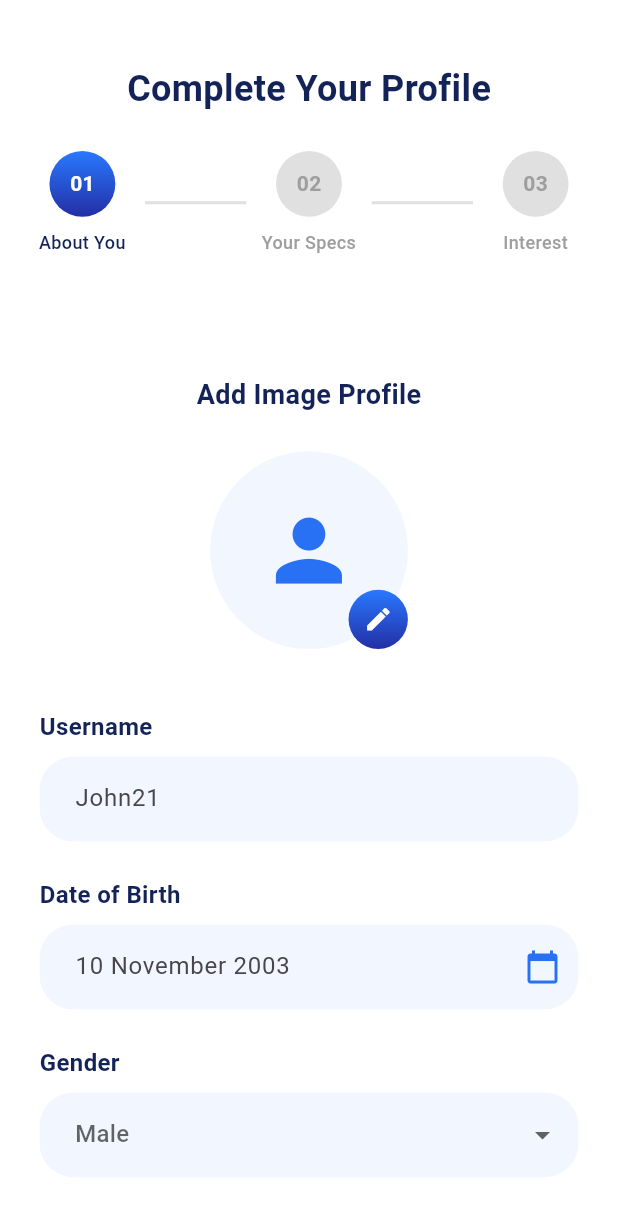
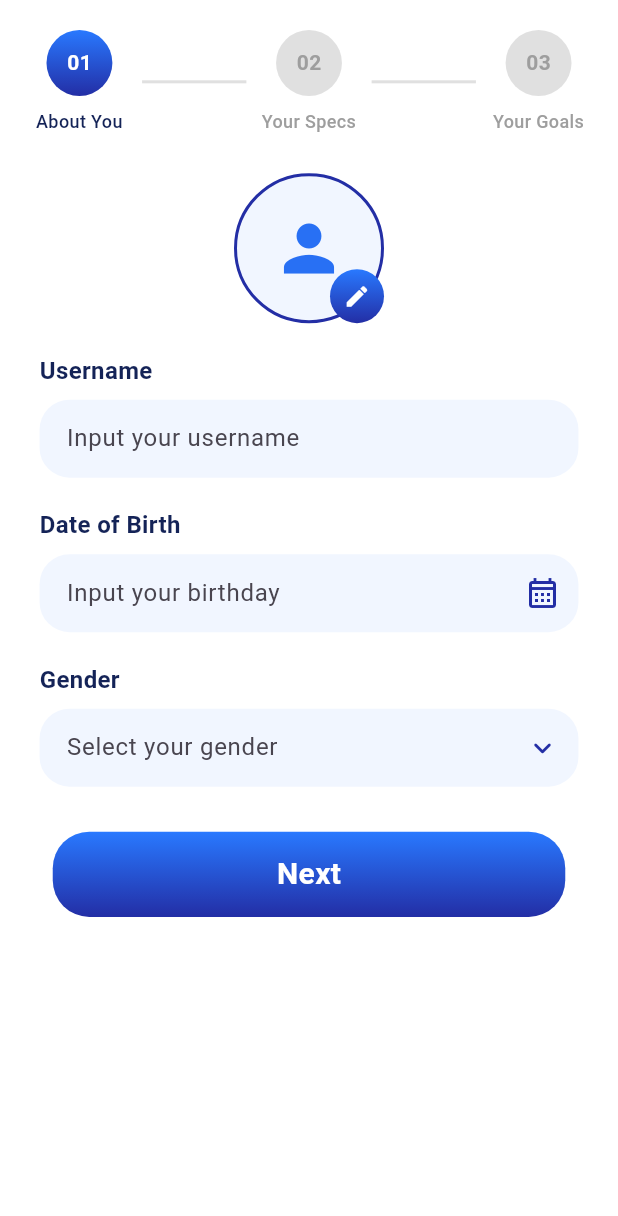
Before and after one commit to galihtra/turun, a Flutter app: the screen it shows once a user with an empty profile is signed in, on a phone screen of 412 x 824 dp. Shown: the top 1216 px of the screen. Run offline on Flutter 3.47's test engine with Material 3 defaults, Android fonts, the phone set to English and light mode, and no system bars; our stand-ins replace flutter_dotenv, flutter_easyloading, flutter_screenutil, flutter_svg, fluttertoast, gap and 5 more; accounts and stored records are empty; project files that could hold a hidden picture were left out.

Commit message:
add widget global in onboarding 1

```diff
--- /dev/null
+++ b/lib/base_widgets/appbar/custom_appbar.dart
@@ -0,0 +1,99 @@
+import 'package:flutter/material.dart';
+
+import '../../resources/colors_app.dart';
+import '../../resources/styles_app.dart';
+
+AppBar normalAppBar(String title, {bool automaticallyImplyLeading = true}) {
+  return AppBar(
+    elevation: 1,
+    automaticallyImplyLeading: true,
+    title: Text(
+      title,
+    ),
+  );
+}
+
+class IosAppBar extends StatelessWidget implements PreferredSizeWidget {
+  final String title;
+  final IconData? backIcon;
+  final Color? backgroundColor;
+  final double elevation;
+  final void Function()? onBackTap;
+  final List<Widget>? actions;
+  final bool? centerTitle;
+  final Color? txtColor;
+  final bool dontShowBackButton;
+
+  const IosAppBar({
+    super.key,
+    required this.title,
+    this.backIcon,
+    this.backgroundColor,
+    this.elevation = 0.8,
+    this.onBackTap,
+    this.actions,
+    this.centerTitle,
+    this.txtColor,  this.dontShowBackButton = false,
+  });
+
+  @override
+  Widget build(BuildContext context) {
+    return AppBar(
+      actions: actions,
+      centerTitle: centerTitle ?? false,
+      titleSpacing: 0,
+      elevation: elevation,
+      title: Text(
+        title,
+        style: AppStyles.label1Medium.copyWith(
+          color: txtColor ?? AppColors.black,
+        ),
+      ),
+      leading:
+      dontShowBackButton == false ?
+      IconButton(
+        padding: EdgeInsets.zero,
+        visualDensity: VisualDensity.compact,
+        icon: Icon(
+          backIcon ?? Icons.arrow_back_ios_rounded,
+          size: 20,
+          color: txtColor ?? AppColors.black,
+        ),
+        onPressed: onBackTap ??
+            () {
+              Navigator.pop(context);
+            },
+      ) : const SizedBox.shrink(),
+      backgroundColor: backgroundColor,
+    );
+  }
+
+  @override
+  Size get preferredSize => const Size.fromHeight(kToolbarHeight);
+}
+
+class CustomBigAppBar extends StatelessWidget implements PreferredSizeWidget {
+  final String title;
+  final Color? backgroundColor;
+  final List<Widget>? actions;
+
+  const CustomBigAppBar(
+      {super.key, required this.title, this.backgroundColor, this.actions});
+
+  @override
+  Widget build(BuildContext context) {
+    return AppBar(
+      titleSpacing: 24,
+      title: Text(
+        title,
+        style: AppStyles.title1SemiBold,
+      ),
+      centerTitle: false,
+      backgroundColor: backgroundColor,
+      actions: actions,
+    );
+  }
+
+  @override
+  Size get preferredSize => const Size.fromHeight(kToolbarHeight);
+}
--- /dev/null
+++ b/lib/base_widgets/image/custom_image_profile.dart
@@ -0,0 +1,84 @@
+import 'package:flutter/material.dart';
+import '../../resources/colors_app.dart';
+
+class CustomImageProfile extends StatelessWidget {
+  final double size;
+  final Color? backgroundColor;
+  final Widget? placeholder;
+  final ImageProvider? image;
+  final Widget? editIcon;
+  final VoidCallback? onEditTap;
+  final double editIconSize;
+  final Alignment editIconAlignment;
+  final bool showEditIcon;
+  final double borderWidth;
+  final Color? borderColor;
+
+  const CustomImageProfile({
+    super.key,
+    this.size = 120,
+    this.backgroundColor,
+    this.placeholder,
+    this.image,
+    this.editIcon,
+    this.onEditTap,
+    this.editIconSize = 36,
+    this.editIconAlignment = Alignment.bottomRight,
+    this.showEditIcon = true,
+    this.borderWidth = 2.0,
+    this.borderColor,
+  });
+
+  @override
+  Widget build(BuildContext context) {
+    return Stack(
+      alignment: editIconAlignment,
+      children: [
+        Container(
+          width: size,
+          height: size,
+          decoration: BoxDecoration(
+            shape: BoxShape.circle,
+            color: backgroundColor ?? AppColors.blueLight,
+            border: Border.all(
+              color: borderColor ?? Colors.transparent,
+              width: borderWidth,
+            ),
+            image: image != null
+                ? DecorationImage(
+                    image: image!,
+                    fit: BoxFit.cover,
+                  )
+                : null,
+          ),
+          child: image == null
+              ? placeholder ??
+                  Icon(
+                    Icons.person,
+                    size: size * 0.5,
+                    color: AppColors.blueLogo,
+                  )
+              : null,
+        ),
+        if (showEditIcon)
+          GestureDetector(
+            onTap: onEditTap,
+            child: Container(
+              width: editIconSize,
+              height: editIconSize,
+              decoration: const BoxDecoration(
+                shape: BoxShape.circle,
+                gradient: AppColors.blueGradient,
+              ),
+              child: editIcon ??
+                  Icon(
+                    Icons.edit,
+                    size: editIconSize * 0.5,
+                    color: Colors.white,
+                  ),
+            ),
+          ),
+      ],
+    );
+  }
+}
--- /dev/null
+++ b/lib/base_widgets/text_field/custom_text_form_field.dart
@@ -0,0 +1,150 @@
+import 'package:flutter/material.dart';
+import 'package:flutter/services.dart';
+
+import '../../resources/colors_app.dart';
+import '../../resources/styles_app.dart';
+import '../../resources/values_app.dart';
+import '../spacer/spacer.dart';
+
+class CustomTextFormField extends StatelessWidget {
+  final AutovalidateMode? validateMode;
+  final String? hintText;
+  final String? title;
+  final Widget? suffixIcon;
+  final Widget? prefixIcon;
+  final TextEditingController? controller;
+  final bool obscureText;
+  final String? Function(String? value)? validator;
+  final String? errorText;
+  final String? helperText;
+  final TextInputType keyboardType;
+  final ValueChanged<String>? onChanged;
+  final void Function(String? value)? onSaved;
+  final int maxLines;
+  final int? maxLength;
+  final double height;
+  final bool readOnly;
+  final Function()? onTap;
+  final Function()? onEditingComplete;
+  final double spacer;
+  final TextCapitalization textCapitalization;
+  final TextStyle? titleStyle;
+  final Color? backgroundColor;
+  final Color? borderColor;
+  final TextInputAction? inputAction;
+  final FocusNode? focusNode;
+  final List<TextInputFormatter>? inputFormatters;
+
+  const CustomTextFormField({
+    super.key,
+    this.hintText,
+    this.title,
+    this.controller,
+    this.maxLength,
+    this.obscureText = false,
+    this.validator,
+    this.readOnly = false,
+    this.errorText,
+    this.helperText,
+    this.keyboardType = TextInputType.text,
+    this.onChanged,
+    this.maxLines = 1,
+    this.height = AppSizes.s61,
+    this.onTap,
+    this.spacer = AppSizes.s8,
+    this.suffixIcon,
+    this.textCapitalization = TextCapitalization.none,
+    this.titleStyle,
+    this.backgroundColor,
+    this.borderColor,
+    this.prefixIcon,
+    this.validateMode,
+    this.inputFormatters,
+    this.onSaved,
+    this.onEditingComplete,
+    this.focusNode,
+    this.inputAction,
+  });
+
+  @override
+  Widget build(BuildContext context) {
+    return Column(
+      crossAxisAlignment: CrossAxisAlignment.start,
+      children: [
+        if (title != null) ...[
+          Text(
+            title ?? "",
+            style: titleStyle ?? AppStyles.body2Regular,
+          ),
+          SpacerHeight(spacer),
+        ],
+        SizedBox(
+          child: TextFormField(
+            focusNode: focusNode,
+            inputFormatters: inputFormatters,
+            autovalidateMode: validateMode,
+            maxLength: maxLength,
+            textCapitalization: textCapitalization,
+            cursorColor: AppColors.black,
+            controller: controller,
+            obscureText: obscureText,
+            validator: validator,
+            onSaved: onSaved,
+            onEditingComplete: onEditingComplete,
+            textInputAction: inputAction,
+            keyboardType: keyboardType,
+            onChanged: onChanged,
+            readOnly: readOnly,
+            maxLines: maxLines,
+            onTap: onTap,
+            decoration: InputDecoration(
+              hintText: hintText,
+              fillColor: backgroundColor,
+              filled: backgroundColor != null,
+              prefixIcon: prefixIcon,
+              suffixIcon: suffixIcon,
+              contentPadding: const EdgeInsets.all(AppPaddings.p14),
+              // ----------------------------------------------
+              // Border hilang saat idle
+              // ----------------------------------------------
+              border: OutlineInputBorder(
+                borderRadius: BorderRadius.circular(AppRadius.r20),
+                borderSide: BorderSide.none,
+              ),
+              enabledBorder: OutlineInputBorder(
+                borderRadius: BorderRadius.circular(AppRadius.r20),
+                borderSide: BorderSide.none,
+              ),
+              // ----------------------------------------------
+              // Border muncul saat fokus
+              // ----------------------------------------------
+              focusedBorder: OutlineInputBorder(
+                borderRadius: BorderRadius.circular(AppRadius.r20),
+                borderSide: const BorderSide(
+                  color: AppColors.blueDark,
+                  width: 1.5,
+                ),
+              ),
+              errorBorder: OutlineInputBorder(
+                borderRadius: BorderRadius.circular(AppRadius.r20),
+                borderSide: const BorderSide(
+                  color: AppColors.red,
+                  width: 1.5,
+                ),
+              ),
+              focusedErrorBorder: OutlineInputBorder(
+                borderRadius: BorderRadius.circular(AppRadius.r12),
+                borderSide: const BorderSide(
+                  color: AppColors.red,
+                  width: 1.5,
+                ),
+              ),
+              helperText: helperText,
+              errorText: errorText,
+            ),
+          ),
+        ),
+      ],
+    );
+  }
+}
--- a/lib/pages/auth/onboarding/onboarding_page.dart
+++ b/lib/pages/auth/onboarding/onboarding_page.dart
@@ -3,6 +3,7 @@ import 'package:flutter_screenutil/flutter_screenutil.dart';
 import 'package:provider/provider.dart';
 import 'package:turun/resources/colors_app.dart';
 import 'package:turun/resources/styles_app.dart';
+import 'package:turun/resources/values_app.dart';
 
 import '../../../data/providers/user/user_provider.dart';
 import 'stepper/onboarding_step1_page.dart';
@@ -94,18 +95,13 @@ class _OnboardingPageState extends State<OnboardingPage> {
           children: [
             // Header
             Padding(
-              padding: EdgeInsets.all(20.w),
+              padding: const EdgeInsets.only(
+                top: AppPaddings.p20,
+                left: AppPaddings.p20,
+                right: AppPaddings.p20
+              ),
               child: Column(
                 children: [
-                  SizedBox(height: 20.h),
-                  Text(
-                    'Complete Your Profile',
-                    style: AppStyles.title1SemiBold.copyWith(
-                      color: AppColors.deepBlue,
-                    ),
-                  ),
-                  SizedBox(height: 24.h),
-
                   // Step Indicator
                   Row(
                     children: [
@@ -113,7 +109,7 @@ class _OnboardingPageState extends State<OnboardingPage> {
                       _buildStepLine(_currentStep >= 1),
                       _buildStepIndicator(2, 'Your Specs', _currentStep >= 1),
                       _buildStepLine(_currentStep >= 2),
-                      _buildStepIndicator(3, 'Interest', _currentStep >= 2),
+                      _buildStepIndicator(3, 'Your Goals', _currentStep >= 2),
                     ],
                   ),
                 ],
--- a/lib/pages/auth/onboarding/stepper/onboarding_step1_page.dart
+++ b/lib/pages/auth/onboarding/stepper/onboarding_step1_page.dart
@@ -1,9 +1,13 @@
 import 'package:flutter/material.dart';
 import 'package:flutter_screenutil/flutter_screenutil.dart';
 import 'package:intl/intl.dart';
+import 'package:turun/app/app_dialog.dart';
 import 'package:turun/base_widgets/button/gradient_button.dart';
+import 'package:turun/base_widgets/image/custom_image_profile.dart';
+import 'package:turun/base_widgets/text_field/custom_text_form_field.dart';
 import 'package:turun/resources/colors_app.dart';
 import 'package:turun/resources/styles_app.dart';
+import 'package:turun/resources/values_app.dart';
 
 class OnboardingStep1Page extends StatefulWidget {
   final Function(Map<String, dynamic>) onNext;
@@ -24,18 +28,25 @@ class _OnboardingStep1PageState extends State<OnboardingStep1Page> {
   final _usernameController = TextEditingController();
   final _birthDateController = TextEditingController();
 
+  final ValueNotifier<String?> genderNotifier = ValueNotifier(null);
+
   DateTime? _selectedDate;
-  String? _selectedGender;
 
   @override
   void initState() {
     super.initState();
     if (widget.initialData != null) {
       _usernameController.text = widget.initialData!['username'] ?? '';
-      _selectedGender = widget.initialData!['gender'];
+
+      final initialGender = widget.initialData!['gender'];
+      if (initialGender != null) {
+        genderNotifier.value = initialGender;
+      }
+
       if (widget.initialData!['birth_date'] != null) {
         _selectedDate = DateTime.parse(widget.initialData!['birth_date']);
-        _birthDateController.text = DateFormat('dd MMMM yyyy').format(_selectedDate!);
+        _birthDateController.text =
+            DateFormat('dd MMMM yyyy').format(_selectedDate!);
       }
     }
   }
@@ -44,13 +55,15 @@ class _OnboardingStep1PageState extends State<OnboardingStep1Page> {
   void dispose() {
     _usernameController.dispose();
     _birthDateController.dispose();
+    genderNotifier.dispose();
     super.dispose();
   }
 
   Future<void> _selectDate() async {
     final DateTime? picked = await showDatePicker(
       context: context,
-      initialDate: _selectedDate ?? DateTime.now().subtract(const Duration(days: 365 * 20)),
+      initialDate: _selectedDate ??
+          DateTime.now().subtract(const Duration(days: 365 * 20)),
       firstDate: DateTime(1900),
       lastDate: DateTime.now(),
       builder: (context, child) {
@@ -81,7 +94,7 @@ class _OnboardingStep1PageState extends State<OnboardingStep1Page> {
       widget.onNext({
         'username': _usernameController.text.trim(),
         'birth_date': _selectedDate?.toIso8601String().split('T')[0],
-        'gender': _selectedGender,
+        'gender': genderNotifier.value,
       });
     }
   }
@@ -95,86 +108,30 @@ class _OnboardingStep1PageState extends State<OnboardingStep1Page> {
         child: Column(
           crossAxisAlignment: CrossAxisAlignment.start,
           children: [
-            SizedBox(height: 32.h),
-
-            // Avatar Section
+            // ======================================================================
+            // Image Profile
+            // ======================================================================
             Center(
-              child: Column(
-                children: [
-                  Text(
-                    'Add Image Profile',
-                    style: AppStyles.title3SemiBold.copyWith(
+              child: CustomImageProfile(
+                size: 100,
+                onEditTap: () {},
+                borderColor: AppColors.blueDark,
+                borderWidth: 2,
+              ),
+            ),
+            AppGaps.kGap20,
+            // ======================================================================
+            // Username
+            // ======================================================================
+            CustomTextFormField(
+              title: "Username",
+              titleStyle: AppStyles.body1SemiBold.copyWith(
                 color: AppColors.deepBlue,
               ),
-                  ),
-                  SizedBox(height: 24.h),
-                  Stack(
-                    children: [
-                      Container(
-                        width: 120.w,
-                        height: 120.w,
-                        decoration: BoxDecoration(
-                          shape: BoxShape.circle,
-                          color: AppColors.blueLight,
-                        ),
-                        child: Icon(
-                          Icons.person,
-                          size: 60.w,
-                          color: AppColors.blueLogo,
-                        ),
-                      ),
-                      Positioned(
-                        right: 0,
-                        bottom: 0,
-                        child: Container(
-                          width: 36.w,
-                          height: 36.w,
-                          decoration: BoxDecoration(
-                            shape: BoxShape.circle,
-                            gradient: AppColors.blueGradient,
-                          ),
-                          child: Icon(
-                            Icons.edit,
-                            color: Colors.white,
-                            size: 18.w,
-                          ),
-                        ),
-                      ),
-                    ],
-                  ),
-                ],
-              ),
-            ),
-
-            SizedBox(height: 40.h),
-
-            // Username Field
-            Text(
-              'Username',
-              style: AppStyles.body1SemiBold.copyWith(
-                color: AppColors.deepBlue,
-              ),
-            ),
-            SizedBox(height: 8.h),
-            TextFormField(
               controller: _usernameController,
-              decoration: InputDecoration(
-                hintText: 'John21',
-                filled: true,
-                fillColor: AppColors.blueLight,
-                border: OutlineInputBorder(
-                  borderRadius: BorderRadius.circular(22.r),
-                  borderSide: BorderSide.none,
-                ),
-                focusedBorder: OutlineInputBorder(
-                  borderRadius: BorderRadius.circular(22.r),
-                  borderSide: const BorderSide(color: AppColors.blueDark),
-                ),
-                contentPadding: EdgeInsets.symmetric(
-                  vertical: 16.h,
-                  horizontal: 18.w,
-                ),
-              ),
+              hintText: 'Input your username',
+              backgroundColor: AppColors.blueLight,
+              borderColor: AppColors.blueDark,
               validator: (value) {
                 if (value == null || value.isEmpty) {
                   return 'Username is required';
@@ -185,39 +142,24 @@ class _OnboardingStep1PageState extends State<OnboardingStep1Page> {
                 return null;
               },
             ),
-
-            SizedBox(height: 24.h),
-
-            // Date of Birth Field
-            Text(
-              'Date of Birth',
-              style: AppStyles.body1SemiBold.copyWith(
+            AppGaps.kGap20,
+            // ======================================================================
+            // Date of Birth
+            // ======================================================================
+            CustomTextFormField(
+              title: "Date of Birth",
+              titleStyle: AppStyles.body1SemiBold.copyWith(
                 color: AppColors.deepBlue,
               ),
+              controller: _birthDateController,
+              suffixIcon: const Icon(
+                Icons.calendar_month_outlined,
+                color: AppColors.blueDark,
               ),
-            SizedBox(height: 8.h),
-            TextFormField(
-              controller: _birthDateController,
-              readOnly: true,
+              hintText: 'Input your birthday',
+              backgroundColor: AppColors.blueLight,
+              borderColor: AppColors.blueDark,
               onTap: _selectDate,
-              decoration: InputDecoration(
-                hintText: '10 November 2003',
-                filled: true,
-                fillColor: AppColors.blueLight,
-                suffixIcon: const Icon(Icons.calendar_today, color: AppColors.blueLogo),
-                border: OutlineInputBorder(
-                  borderRadius: BorderRadius.circular(22.r),
-                  borderSide: BorderSide.none,
-                ),
-                focusedBorder: OutlineInputBorder(
-                  borderRadius: BorderRadius.circular(22.r),
-                  borderSide: const BorderSide(color: AppColors.blueDark),
-                ),
-                contentPadding: EdgeInsets.symmetric(
-                  vertical: 16.h,
-                  horizontal: 18.w,
-                ),
-              ),
               validator: (value) {
                 if (value == null || value.isEmpty) {
                   return 'Date of birth is required';
@@ -225,58 +167,63 @@ class _OnboardingStep1PageState extends State<OnboardingStep1Page> {
                 return null;
               },
             ),
-
-            SizedBox(height: 24.h),
-
-            // Gender Field
-            Text(
-              'Gender',
-              style: AppStyles.body1SemiBold.copyWith(
+            AppGaps.kGap20,
+            // ======================================================================
+            // Gender
+            // ======================================================================
+            ValueListenableBuilder(
+                valueListenable: genderNotifier,
+                builder: (context, value, _) {
+                  return CustomTextFormField(
+                    title: "Gender",
+                    titleStyle: AppStyles.body1SemiBold.copyWith(
                       color: AppColors.deepBlue,
                     ),
+                    controller: TextEditingController(text: value ?? ''),
+                    readOnly: true,
+                    hintText: "Select your gender",
+                    backgroundColor: AppColors.blueLight,
+                    borderColor: AppColors.blueDark,
+                    suffixIcon: const Icon(
+                      Icons.keyboard_arrow_down_rounded,
+                      color: AppColors.blueDark,
                     ),
-            SizedBox(height: 8.h),
-            DropdownButtonFormField<String>(
-              value: _selectedGender,
-              decoration: InputDecoration(
-                filled: true,
-                fillColor: AppColors.blueLight,
-                border: OutlineInputBorder(
-                  borderRadius: BorderRadius.circular(22.r),
-                  borderSide: BorderSide.none,
+                    onTap: () async {
+                      final selected =
+                          await AppBottomSheet.showCustomBottomSheet(
+                        context,
+                        children: [
+                          _genderItem(
+                            icon: Icons.male_rounded,
+                            text: "Male",
+                            color: Colors.blue.shade400,
+                            onTap: () => Navigator.pop(context, "Male"),
                           ),
-                focusedBorder: OutlineInputBorder(
-                  borderRadius: BorderRadius.circular(22.r),
-                  borderSide: const BorderSide(color: AppColors.blueDark),
+                          _genderItem(
+                            icon: Icons.female_rounded,
+                            text: "Female",
+                            color: Colors.pink.shade400,
+                            onTap: () => Navigator.pop(context, "Female"),
                           ),
-                contentPadding: EdgeInsets.symmetric(
-                  vertical: 16.h,
-                  horizontal: 18.w,
-                ),
-              ),
-              hint: const Text('Male'),
-              items: ['Male', 'Female', 'Other'].map((String value) {
-                return DropdownMenuItem<String>(
-                  value: value,
-                  child: Text(value),
+                        ],
                       );
-              }).toList(),
-              onChanged: (String? newValue) {
-                setState(() {
-                  _selectedGender = newValue;
-                });
+                      if (selected != null) {
+                        genderNotifier.value = selected;
+                      }
                     },
-              validator: (value) {
-                if (value == null) {
-                  return 'Please select your gender';
+                    validator: (_) {
+                      if (genderNotifier.value == null ||
+                          genderNotifier.value!.isEmpty) {
+                        return "Please select your gender";
                       }
                       return null;
                     },
-            ),
-
-            SizedBox(height: 40.h),
-
-            // Next Button
+                  );
+                }),
+            AppGaps.kGap30,
+            // ======================================================================
+            // Button Next
+            // ======================================================================
             GradientButton(
               text: 'Next',
               onTap: _handleNext,
@@ -286,4 +233,43 @@ class _OnboardingStep1PageState extends State<OnboardingStep1Page> {
       ),
     );
   }
+
+  Widget _genderItem({
+    required IconData icon,
+    required String text,
+    required Color color,
+    required VoidCallback onTap,
+  }) {
+    return InkWell(
+      onTap: onTap,
+      borderRadius: BorderRadius.circular(12),
+      child: Container(
+        padding: const EdgeInsets.symmetric(vertical: 8, horizontal: 10),
+        decoration: BoxDecoration(
+          borderRadius: BorderRadius.circular(12),
+        ),
+        child: Row(
+          children: [
+            CircleAvatar(
+              radius: 18,
+              backgroundColor: color.withValues(alpha: 0.15),
+              child: Icon(
+                icon,
+                color: color,
+                size: 22,
+              ),
+            ),
+            const SizedBox(width: 16),
+            Text(
+              text,
+              style: AppStyles.body1SemiBold.copyWith(
+                color: AppColors.deepBlue,
+                fontSize: 16,
+              ),
+            ),
+          ],
+        ),
+      ),
+    );
   }
+}
```
Lines whose indentation alone changed are shown as unchanged.
